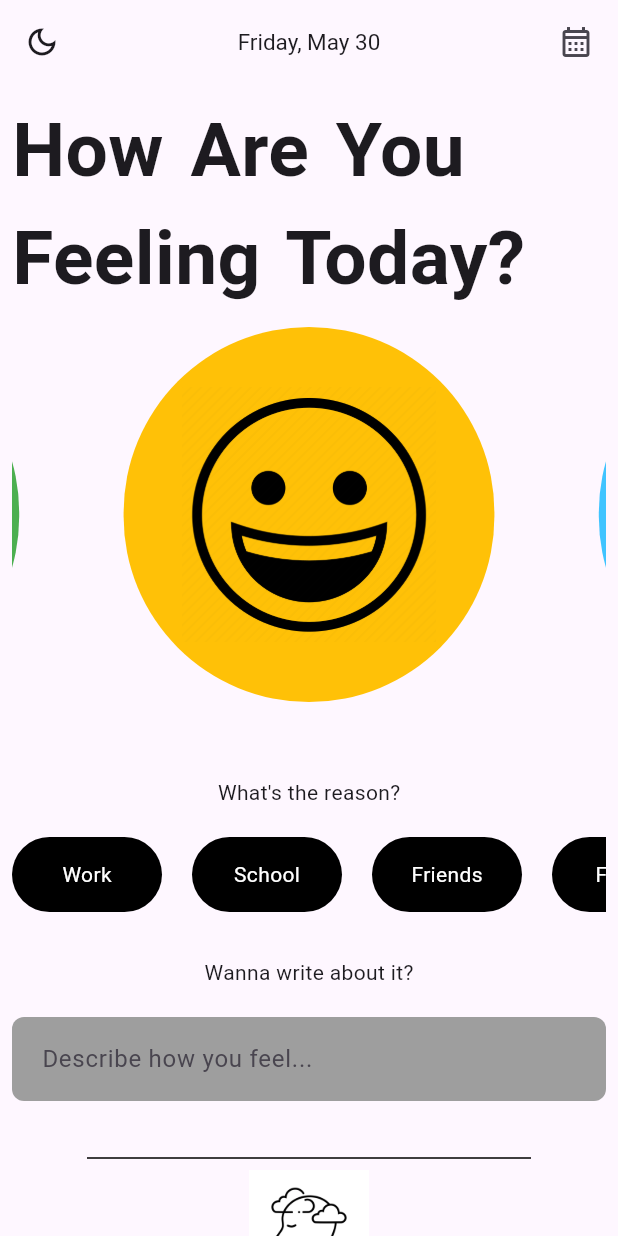
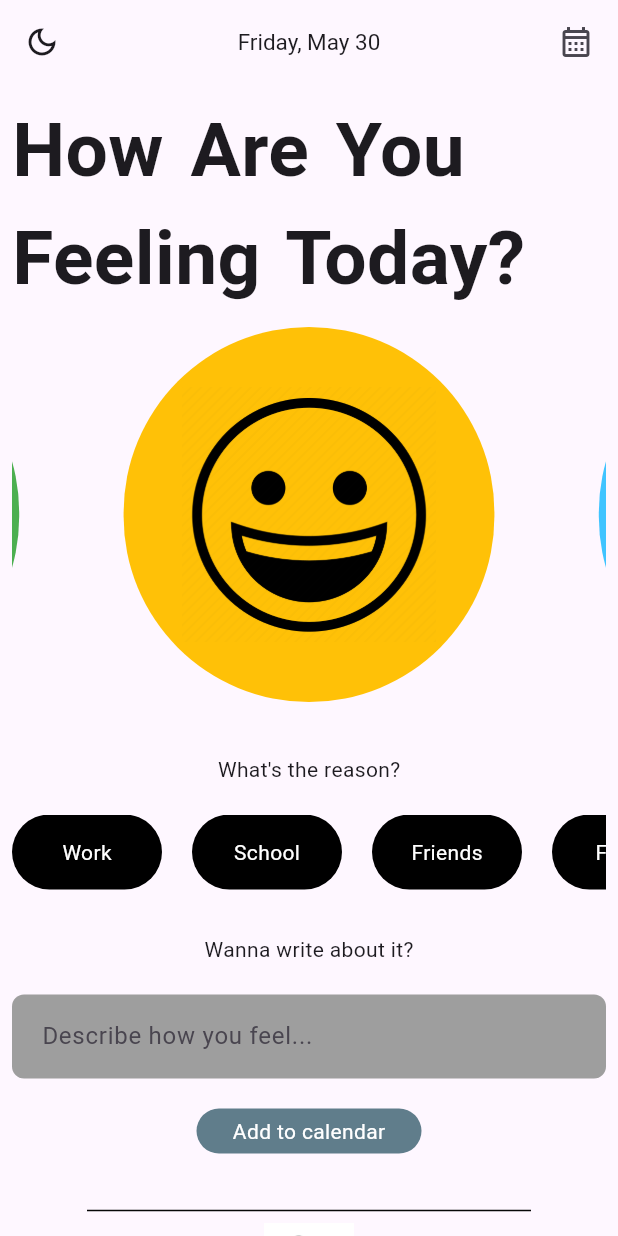
Before and after one commit to KabeloBitcube/mood_tracker, a Flutter app: the screen it shows after launch, on a phone screen of 412 x 824 dp. Run offline on Flutter 3.47's test engine with Material 3 defaults, Android fonts, the phone set to English and light mode, and no system bars; drawn by our look-alikes of carousel_slider; our stand-ins replace go_router.

Commit message:
V8 - Home screen > Added a dialog box for mood time of day entry

```diff
--- a/lib/Home/home.dart
+++ b/lib/Home/home.dart
@@ -7,6 +7,36 @@ class HomeScreen extends StatelessWidget {
 
   @override
   Widget build(BuildContext context) {
+    Future<void> showMyDialog() async {
+      return showDialog<void>(
+        context: context,
+        builder: (BuildContext context) {
+          return AlertDialog(
+            title: Center(child: const Text('Enter Time of Day')),
+            content: const SingleChildScrollView(
+              child: ListBody(
+                children: <Widget>[
+                  Padding(
+                    padding: EdgeInsets.only(left: 50, right: 50,),
+                    child: Divider(color: Colors.black,),
+                  ),
+                  SizedBox(height: 10,),
+                ],
+              ),
+            ),
+            actions: <Widget>[
+              TextButton(
+                child: const Text('Save'),
+                onPressed: () {
+                  Navigator.of(context).pop();
+                },
+              ),
+            ],
+          );
+        },
+      );
+    }
+
     return Scaffold(
       appBar: AppBar(
         centerTitle: true,
@@ -99,7 +129,7 @@ class HomeScreen extends StatelessWidget {
                   ),
                 ],
               ),
-              const SizedBox(height: 50),
+              const SizedBox(height: 35),
               const Text('What\'s the reason?'),
               const SizedBox(height: 20),
               SizedBox(
@@ -248,29 +278,62 @@ class HomeScreen extends StatelessWidget {
                   fillColor: Colors.grey,
                 ),
               ),
-              const SizedBox(height: 30,),
+              const SizedBox(height: 20),
+              GestureDetector(
+                onTap: () {
+                  showMyDialog();
+                },
+                child: Container(
+                  height: 30,
+                  width: 150,
+                  decoration: BoxDecoration(
+                    color: Colors.blueGrey,
+                    borderRadius: BorderRadius.circular(50),
+                  ),
+                  child: Center(
+                    child: const Text(
+                      'Add to calendar',
+                      style: TextStyle(color: Colors.white),
+                    ),
+                  ),
+                ),
+              ),
+              const SizedBox(height: 30),
               Padding(
                 padding: const EdgeInsets.only(left: 50, right: 50),
-                child: const Divider(color: Colors.black,),
+                child: const Divider(color: Color.fromARGB(255, 7, 7, 7)),
               ),
               Stack(
+                clipBehavior: Clip.none,
                 children: [
-                  Image.asset('assets/images/MoodTracker.jpg', height: 80, width: 80,),
+                  Image.asset(
+                    'assets/images/MoodTracker.jpg',
+                    height: 60,
+                    width: 60,
+                  ),
                   Positioned(
-                    top: 50,
-                    left: 40,
+                    top: 35,
+                    left: 30,
                     child: Container(
-                      height: 25,
-                      width: 25,
+                      height: 20,
+                      width: 20,
                       decoration: BoxDecoration(
                         color: Colors.red,
-                        borderRadius: BorderRadius.circular(100)
+                        borderRadius: BorderRadius.circular(100),
                       ),
-                      child: Center(child: const Text('1', style: TextStyle(color: Colors.white, fontWeight: FontWeight.bold),)),
+                      child: Center(
+                        child: const Text(
+                          '1',
+                          style: TextStyle(
+                            color: Colors.white,
+                            fontWeight: FontWeight.bold,
+                          ),
+                        ),
+                      ),
                     ),
-                  )
-                  ]
                   ),
+                ],
+              ),
             ],
           ),
         ),
--- a/pubspec.yaml
+++ b/pubspec.yaml
@@ -37,6 +37,7 @@ dependencies:
   go_router: ^15.1.2
   intl: ^0.20.2
   carousel_slider: ^5.0.0
+  smooth_page_indicator: ^1.2.1
 
 dev_dependencies:
   flutter_test:
```
Also changed, not shown: pubspec.lock.
